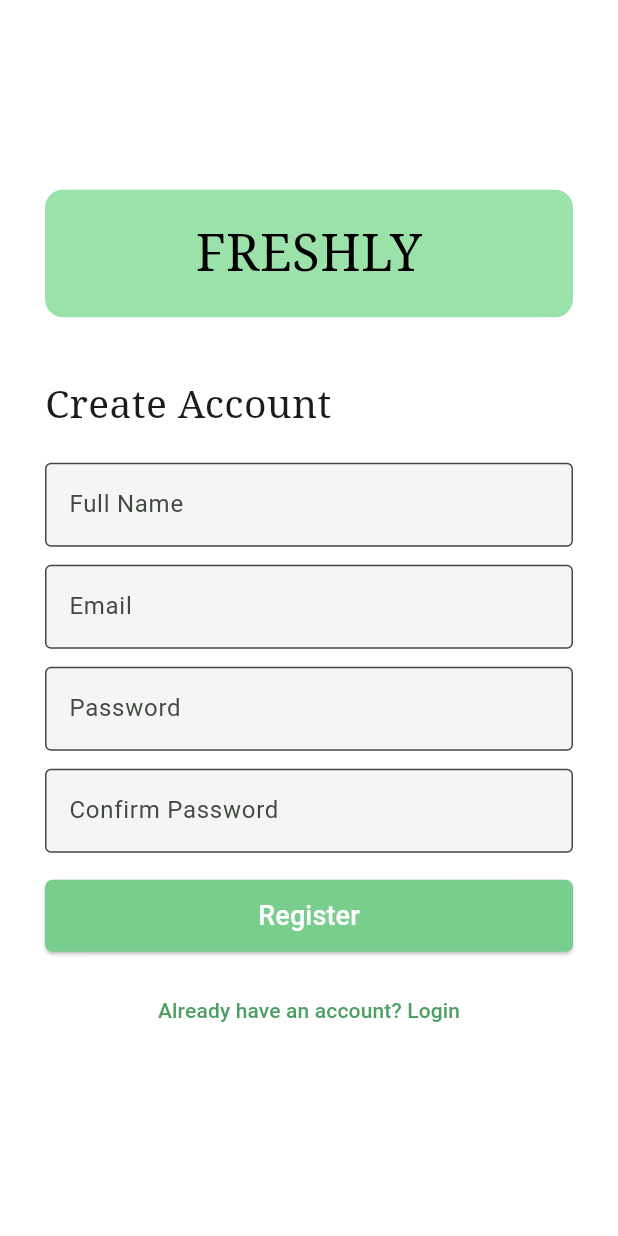
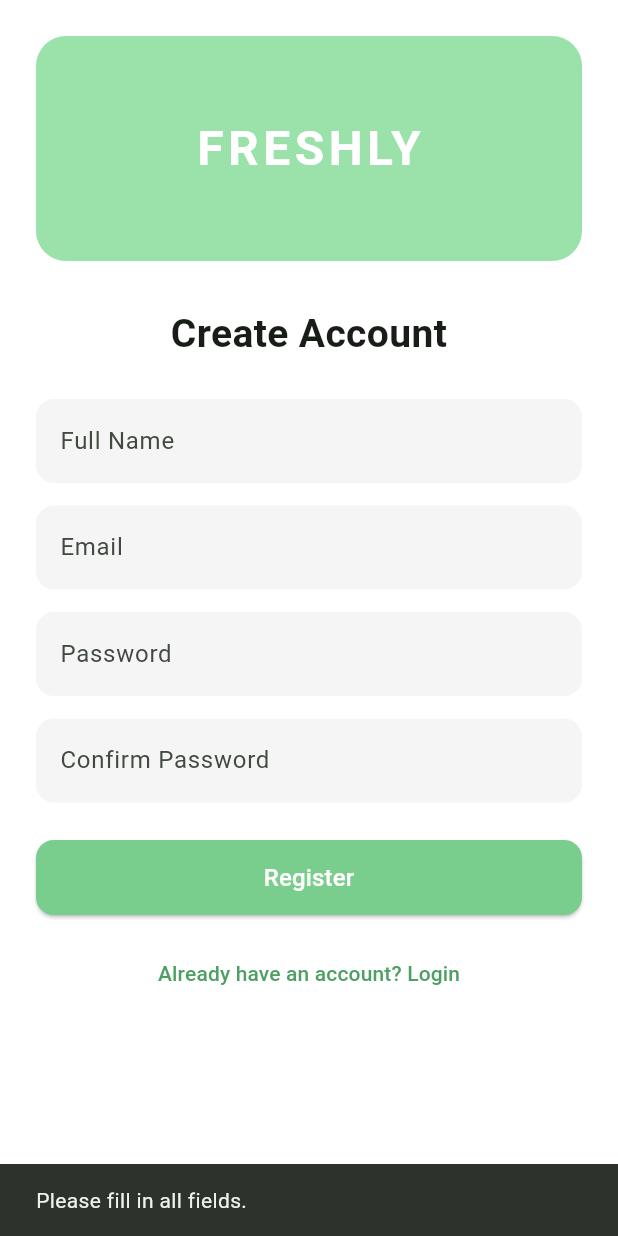
Before and after one commit to kenneth12cortez-cmd/grocery-1, a Flutter app: the RegisterPage screen opened directly, after a tap on "Register", on a phone screen of 412 x 824 dp. Run offline on Flutter 3.47's test engine with Material 3 defaults, Android fonts, the phone set to English and light mode, and no system bars; our stand-ins replace supabase_flutter; accounts and stored records are empty.

Commit message:
Connect Supabase and implement registration

```diff
--- a/lib/main.dart
+++ b/lib/main.dart
@@ -1,8 +1,16 @@
+
 import 'package:flutter/material.dart';
+import 'package:supabase_flutter/supabase_flutter.dart';
 import 'pages/login_page.dart';
 
-// This is where our app starts
-void main() {
+Future<void> main() async {
+  WidgetsFlutterBinding.ensureInitialized();
+
+  await Supabase.initialize(
+    url: 'https://ldnqutuurqebkgajhhsg.supabase.co',
+    anonKey: 'sb_publishable_WfCfSN9Klii1VhG_Ls7FPQ_FVKlIMrj',
+  );
+
   runApp(const FreshlyApp());
 }
 
@@ -12,19 +20,15 @@ class FreshlyApp extends StatelessWidget {
   @override
   Widget build(BuildContext context) {
     return MaterialApp(
+      title: 'Freshly',
       debugShowCheckedModeBanner: false,
-
-      title: 'Freshly',
-
-      // Our app's basic theme
       theme: ThemeData(
-        scaffoldBackgroundColor: Colors.white,
         colorScheme: ColorScheme.fromSeed(
           seedColor: const Color(0xFF79CE8D),
         ),
+        scaffoldBackgroundColor: Colors.white,
+        useMaterial3: true,
       ),
-
-      // The first page the user sees
       home: const LoginPage(),
     );
   }
--- a/lib/pages/register_page.dart
+++ b/lib/pages/register_page.dart
@@ -1,124 +1,233 @@
 
 import 'package:flutter/material.dart';
+import 'package:supabase_flutter/supabase_flutter.dart';
 
-class RegisterPage extends StatelessWidget {
+class RegisterPage extends StatefulWidget {
   const RegisterPage({super.key});
+
+  @override
+  State<RegisterPage> createState() => _RegisterPageState();
+}
+
+class _RegisterPageState extends State<RegisterPage> {
+  final fullNameController = TextEditingController();
+  final emailController = TextEditingController();
+  final passwordController = TextEditingController();
+  final confirmPasswordController = TextEditingController();
+
+  bool isLoading = false;
+
+  // Register button
+  Future<void> register() async {
+    final fullName = fullNameController.text.trim();
+    final email = emailController.text.trim();
+    final password = passwordController.text;
+    final confirmPassword = confirmPasswordController.text;
+
+    if (fullName.isEmpty ||
+        email.isEmpty ||
+        password.isEmpty ||
+        confirmPassword.isEmpty) {
+      showMessage('Please fill in all fields.');
+      return;
+    }
+
+    if (!email.contains('@') || !email.contains('.')) {
+      showMessage('Please enter a valid email address.');
+      return;
+    }
+
+    if (password.length < 6) {
+      showMessage('Password must be at least 6 characters.');
+      return;
+    }
+
+    if (password != confirmPassword) {
+      showMessage('Passwords do not match.');
+      return;
+    }
+
+    setState(() {
+      isLoading = true;
+    });
+
+    try {
+      final response = await Supabase.instance.client.auth.signUp(
+        email: email,
+        password: password,
+        data: {
+          'full_name': fullName,
+        },
+      );
+
+      if (!mounted) return;
+
+      if (response.user != null) {
+        showMessage(
+          'Account created successfully! Check your email if confirmation is required.',
+        );
+      } else {
+        showMessage('Registration failed. Please try again.');
+      }
+    } on AuthException catch (error) {
+      if (mounted) {
+        showMessage(error.message);
+      }
+    } catch (error) {
+      if (mounted) {
+        showMessage('Something went wrong. Please try again.');
+      }
+    } finally {
+      if (mounted) {
+        setState(() {
+          isLoading = false;
+        });
+      }
+    }
+  }
+
+  // Message display
+  void showMessage(String message) {
+    ScaffoldMessenger.of(context).showSnackBar(
+      SnackBar(content: Text(message)),
+    );
+  }
+
+  @override
+  void dispose() {
+    fullNameController.dispose();
+    emailController.dispose();
+    passwordController.dispose();
+    confirmPasswordController.dispose();
+    super.dispose();
+  }
 
   @override
   Widget build(BuildContext context) {
     return Scaffold(
       backgroundColor: Colors.white,
       body: SafeArea(
-        child: Center(
         child: SingleChildScrollView(
-            padding: const EdgeInsets.all(30),
+          padding: const EdgeInsets.all(24),
           child: Column(
+            crossAxisAlignment: CrossAxisAlignment.stretch,
             children: [
-
               // Freshly header
               Container(
-                  width: double.infinity,
-                  padding: const EdgeInsets.symmetric(vertical: 18),
+                height: 150,
+                alignment: Alignment.center,
                 decoration: BoxDecoration(
                   color: const Color(0xFF9AE2AA),
-                    borderRadius: BorderRadius.circular(12),
+                  borderRadius: BorderRadius.circular(20),
                 ),
                 child: const Text(
                   'FRESHLY',
-                    textAlign: TextAlign.center,
                   style: TextStyle(
-                      fontSize: 34,
-                      fontFamily: 'serif',
-                      color: Colors.black,
+                    fontSize: 32,
+                    fontWeight: FontWeight.bold,
+                    color: Colors.white,
+                    letterSpacing: 3,
                   ),
                 ),
               ),
 
-                const SizedBox(height: 40),
+              const SizedBox(height: 30),
 
-                // Registration heading
-                const Align(
-                  alignment: Alignment.centerLeft,
-                  child: Text(
+              const Text(
                 'Create Account',
+                textAlign: TextAlign.center,
                 style: TextStyle(
                   fontSize: 26,
-                      fontFamily: 'serif',
+                  fontWeight: FontWeight.bold,
+                ),
+              ),
+
+              const SizedBox(height: 25),
+
+              // Full name input
+              TextField(
+                controller: fullNameController,
+                decoration: InputDecoration(
+                  hintText: 'Full Name',
+                  filled: true,
+                  fillColor: const Color(0xFFF5F5F5),
+                  border: OutlineInputBorder(
+                    borderRadius: BorderRadius.circular(12),
+                    borderSide: BorderSide.none,
                   ),
                 ),
               ),
 
-                const SizedBox(height: 20),
-
-                // Name input
-                const TextField(
-                  decoration: InputDecoration(
-                    hintText: 'Full Name',
-                    filled: true,
-                    fillColor: Color(0xFFF5F5F5),
-                    border: OutlineInputBorder(),
-                  ),
-                ),
-
-                const SizedBox(height: 12),
+              const SizedBox(height: 15),
 
               // Email input
-                const TextField(
+              TextField(
+                controller: emailController,
                 keyboardType: TextInputType.emailAddress,
                 decoration: InputDecoration(
                   hintText: 'Email',
                   filled: true,
-                    fillColor: Color(0xFFF5F5F5),
-                    border: OutlineInputBorder(),
+                  fillColor: const Color(0xFFF5F5F5),
+                  border: OutlineInputBorder(
+                    borderRadius: BorderRadius.circular(12),
+                    borderSide: BorderSide.none,
+                  ),
                 ),
               ),
 
-                const SizedBox(height: 12),
+              const SizedBox(height: 15),
 
               // Password input
-                const TextField(
+              TextField(
+                controller: passwordController,
                 obscureText: true,
                 decoration: InputDecoration(
                   hintText: 'Password',
                   filled: true,
-                    fillColor: Color(0xFFF5F5F5),
-                    border: OutlineInputBorder(),
+                  fillColor: const Color(0xFFF5F5F5),
+                  border: OutlineInputBorder(
+                    borderRadius: BorderRadius.circular(12),
+                    borderSide: BorderSide.none,
+                  ),
                 ),
               ),
 
-                const SizedBox(height: 12),
+              const SizedBox(height: 15),
 
               // Confirm password input
-                const TextField(
+              TextField(
+                controller: confirmPasswordController,
                 obscureText: true,
                 decoration: InputDecoration(
                   hintText: 'Confirm Password',
                   filled: true,
-                    fillColor: Color(0xFFF5F5F5),
-                    border: OutlineInputBorder(),
+                  fillColor: const Color(0xFFF5F5F5),
+                  border: OutlineInputBorder(
+                    borderRadius: BorderRadius.circular(12),
+                    borderSide: BorderSide.none,
+                  ),
                 ),
               ),
 
-                const SizedBox(height: 18),
+              const SizedBox(height: 25),
 
               // Register button
               SizedBox(
-                  width: double.infinity,
-                  height: 48,
+                height: 50,
                 child: ElevatedButton(
-                    onPressed: () {
-                      // Registration functionality will be added later
-                    },
+                  onPressed: isLoading ? null : register,
                   style: ElevatedButton.styleFrom(
                     backgroundColor: const Color(0xFF79CE8D),
                     foregroundColor: Colors.white,
                     shape: RoundedRectangleBorder(
-                        borderRadius: BorderRadius.circular(5),
+                      borderRadius: BorderRadius.circular(12),
                     ),
                   ),
-                    child: const Text(
+                  child: isLoading
+                      ? const CircularProgressIndicator(color: Colors.white)
+                      : const Text(
                           'Register',
-                      style: TextStyle(fontSize: 18),
+                          style: TextStyle(fontSize: 16),
                         ),
                 ),
               ),
@@ -127,9 +236,7 @@ class RegisterPage extends StatelessWidget {
 
               // Login navigation
               TextButton(
-                  onPressed: () {
-                    Navigator.pop(context);
-                  },
+                onPressed: isLoading ? null : () => Navigator.pop(context),
                 child: const Text(
                   'Already have an account? Login',
                   style: TextStyle(
@@ -141,7 +248,6 @@ class RegisterPage extends StatelessWidget {
           ),
         ),
       ),
-      ),
     );
   }
 }
```
Also changed, not shown: pubspec.yaml (+4 -69 lines), pubspec.lock, 5 other files. Lines whose indentation alone changed are shown as unchanged.
